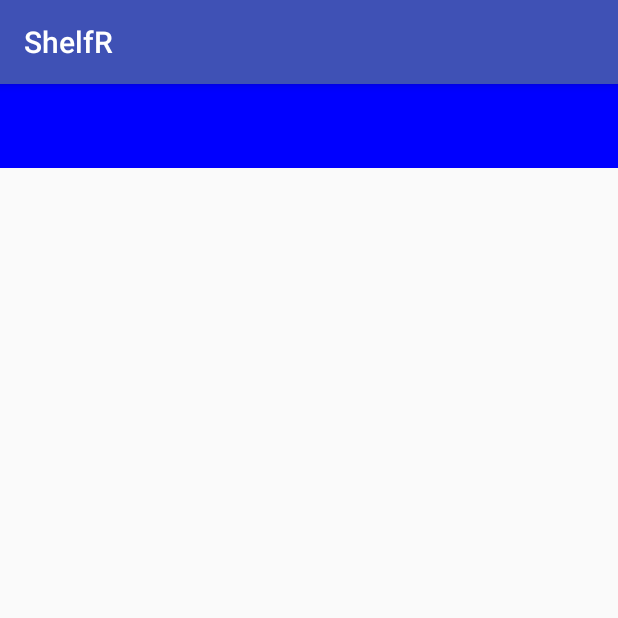
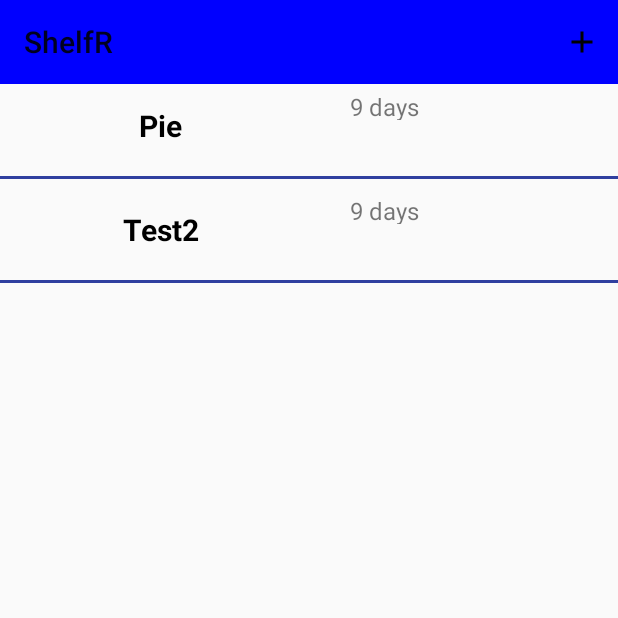
Before and after one commit to LiamLiden/ShelfR, an Android app: the screen it shows after launch (MainActivity), on a phone screen of 412 x 824 dp, the top half of it. Run offline under Robolectric (Android 15) with nearby library versions, the phone set to English and light mode, and no system bars.

Commit message:
working on popup

```diff
--- a/app/src/main/AndroidManifest.xml
+++ b/app/src/main/AndroidManifest.xml
@@ -11,7 +11,7 @@
         android:label="@string/app_name"
         android:roundIcon="@mipmap/ic_launcher_round"
         android:supportsRtl="true"
-        android:theme="@style/AppTheme">
+        android:theme="@style/Theme.AppCompat.Light.NoActionBar">
 
         <activity android:name=".MainActivity">
             <intent-filter>
--- a/app/src/main/java/com/example/leeseoye/shelfr/MainActivity.java
+++ b/app/src/main/java/com/example/leeseoye/shelfr/MainActivity.java
@@ -1,4 +1,7 @@
 package com.example.leeseoye.shelfr;
+
+import android.app.DialogFragment;
+import android.app.FragmentManager;
 
 import android.app.NotificationChannel;
 import android.app.NotificationManager;
@@ -12,28 +15,36 @@ import android.graphics.Typeface;
 import android.os.Build;
 import android.support.v4.app.NotificationCompat;
 import android.support.v7.app.AppCompatActivity;
+import android.support.v7.widget.Toolbar;
 import android.os.Bundle;
 import android.util.Log;
+import android.view.Menu;
+import android.view.MenuInflater;
 import android.view.MenuItem;
+import android.view.View;
 import android.widget.ListView;
 import android.widget.TextView;
-import android.widget.Toast;
+import android.widget.AdapterView;
+import android.widget.ArrayAdapter;
+import android.widget.EditText;
 
-import java.util.Calendar;
-import java.util.TimeZone;
-
-import android.view.View;
-import android.support.v7.widget.Toolbar;
+import java.io.BufferedWriter;
+import java.io.File;
+import java.io.FileWriter;
+import java.io.IOException;
 
 import java.util.ArrayList;
+import java.util.Scanner;
 
-public class MainActivity extends AppCompatActivity {
+
+public class MainActivity extends AppCompatActivity implements AddDialog.NoticeDialogListener{
 
     ListView listView;
     CustomAdapter adapter;
-    ArrayList<Ingredient> ingredientList;
+    ArrayList <Ingredient> ingredientList;
     SharedPreferences sharedPref;
     Toolbar myToolBar;
+    int index;
 
     private NotificationReceiver Receiver = new NotificationReceiver();
     private static final String ACTION_NOTIFICATION = "com.leeseoye.shelfr.ACTION_NOTIFICATION";
@@ -41,26 +52,31 @@ public class MainActivity extends AppCompatActivity {
 
     @Override
     protected void onCreate(Bundle savedInstanceState) {
+
+        Log.d("main", "before create");
         super.onCreate(savedInstanceState);
         setContentView(R.layout.activity_main);
+        Log.d("main", "after super");
 
         myToolBar = findViewById(R.id.my_toolbar);
         myToolBar.setBackgroundColor(Color.BLUE);
         setSupportActionBar(myToolBar);
 
         //listView header design
-        TextView textHeader = new TextView(this);
+       /* TextView textHeader = new TextView(this);
         textHeader.setText(R.string.app_name);
         textHeader.setTextSize(24);
-        textHeader.setTypeface(null, Typeface.BOLD);
+        textHeader.setTypeface(null, Typeface.BOLD);*/
+
+        registerReceiver(Receiver, new IntentFilter(ACTION_NOTIFICATION));
+        createNotificationChannel(this);
 
         ingredientList = new ArrayList<Ingredient>();
         ingredientList.add(new Ingredient("fridge", 10, 1, "Pie", this));
         ingredientList.add(new Ingredient("fridge", 10, 1, "Test2", this));
 
         listView = (ListView) findViewById(R.id.LV);
-        listView.addHeaderView(textHeader);
-        /*
+        //listView.addHeaderView(textHeader);
         myToolBar.setOnMenuItemClickListener(new Toolbar.OnMenuItemClickListener(){
             @Override
             public boolean onMenuItemClick(MenuItem item) {
@@ -70,11 +86,12 @@ public class MainActivity extends AppCompatActivity {
                         // User chose the "Settings" item, show the app settings UI...
                         myToolBar.setTitle("Change");
                         showAddDialog();
+
                         return true;
 
                     case R.id.action_search:
-                        Intent intent = new Intent(MainActivity.this, TestActivity.class);
-                        startActivity(intent);
+                        //Intent intent = new Intent(MainActivity.this, TestActivity.class);
+                        // startActivity(intent);
                         // User chose the "Favorite" action, mark the current item
                         // as a favorite...
                         return true;
@@ -86,33 +103,70 @@ public class MainActivity extends AppCompatActivity {
                 }
             }
         });
-        */
 
-        registerReceiver(Receiver, new IntentFilter(ACTION_NOTIFICATION));
-        createNotificationChannel(this);
-
-//        SharedPreferences sharedPref = this.getPreferences(Context.MODE_PRIVATE);
-//        String name = null;
-//        String fileName = sharedPref.getString("file", name);
-//        if (fileName != null) {
-//            try {
-//                Scanner scan = new Scanner(new File(fileName));
-//                while(scan.hasNext()){
-//                stringList.add(scan.nextLine());
-//                }
-//            }
-//            catch (IOException e){
-//                Toast.makeText(this, "ERROR: FILE COULD NOT BE READ", Toast.LENGTH_LONG);
-//            }
-//        }
+        listView.setOnItemClickListener(new AdapterView.OnItemClickListener() {
+            @Override
+            public void onItemClick(AdapterView<?> adapterView, View view, int i, long l) {
+                Ingredient currentEvent = ingredientList.get(i);
+                if(i ==0){
+                    myToolBar.setBackgroundColor(Color.YELLOW);
+                }
+                else if(i == 1){
+                    myToolBar.setBackgroundColor(Color.GREEN);
+                }
+                myToolBar.setTitle(currentEvent.getName());
+            }
+        });
 
 
-        //refresh();
-
+        refresh();
 
     }
 
-        public static void createNotificationChannel(Context context) {
+
+    public boolean onCreateOptionsMenu(Menu menu) {
+        // Inflate the menu items for use in the action bar
+        MenuInflater inflater = getMenuInflater();
+        inflater.inflate(R.menu.add_button, menu);
+        return super.onCreateOptionsMenu(menu);
+    }
+
+    public void refresh(){
+        adapter = new CustomAdapter(this, R.layout.activity_listview, ingredientList);
+        listView.setAdapter(adapter);
+    }
+
+    public void showAddDialog() {
+        // Create an instance of the dialog fragment and show it
+        DialogFragment dialog = new AddDialog();
+        FragmentManager f = getFragmentManager();
+        dialog.show(f, "AddDialog");
+
+    }
+
+
+    @Override
+    public void onDialogPositiveClick() {
+        //String a = ((EditText) s.getDialog().getOwnerActivity().findViewById(R.id.text_box)).getText().toString();
+        // addNewItem(AddDialog.editText.getText().toString());
+        //  AddDialog.editText = null;
+        //   addNewItem(s);
+        ingredientList.get(index).reduceAmount();
+        refresh();
+    }
+
+    @Override
+    public void onDialogNeutralClick(){
+        ingredientList.remove(index);
+        refresh();
+    }
+
+    @Override
+    public void onDialogNegativeClick() {
+
+    }
+
+    public static void createNotificationChannel(Context context) {
         // Create the NotificationChannel, but only on API 26+ because
         // the NotificationChannel class is new and not in the support library
         if (Build.VERSION.SDK_INT >= Build.VERSION_CODES.O) {
@@ -127,12 +181,6 @@ public class MainActivity extends AppCompatActivity {
         }
     }
 
-
-    public void refresh(){
-        adapter = new CustomAdapter(this, R.layout.activity_listview, ingredientList);
-        listView.setAdapter(adapter);
-    }
-
     public void onReceive(View view){
         Intent intent = getIntent();
         Bundle bundle = intent.getExtras();
@@ -145,5 +193,4 @@ public class MainActivity extends AppCompatActivity {
 
 
 
-
 }
--- /dev/null
+++ b/app/src/main/res/drawable-xhdpi/ic_add_black_24dp.xml
@@ -0,0 +1,9 @@
+<vector xmlns:android="http://schemas.android.com/apk/res/android"
+        android:width="24dp"
+        android:height="24dp"
+        android:viewportWidth="24.0"
+        android:viewportHeight="24.0">
+    <path
+        android:fillColor="#FF000000"
+        android:pathData="M19,13h-6v6h-2v-6H5v-2h6V5h2v6h6v2z"/>
+</vector>
--- /dev/null
+++ b/app/src/main/res/drawable-xhdpi/ic_search_black_24dp.xml
@@ -0,0 +1,9 @@
+<vector xmlns:android="http://schemas.android.com/apk/res/android"
+        android:width="24dp"
+        android:height="24dp"
+        android:viewportWidth="24.0"
+        android:viewportHeight="24.0">
+    <path
+        android:fillColor="#FF000000"
+        android:pathData="M15.5,14h-0.79l-0.28,-0.27C15.41,12.59 16,11.11 16,9.5 16,5.91 13.09,3 9.5,3S3,5.91 3,9.5 5.91,16 9.5,16c1.61,0 3.09,-0.59 4.23,-1.57l0.27,0.28v0.79l5,4.99L20.49,19l-4.99,-5zM9.5,14C7.01,14 5,11.99 5,9.5S7.01,5 9.5,5 14,7.01 14,9.5 11.99,14 9.5,14z"/>
+</vector>
--- /dev/null
+++ b/app/src/main/res/menu/add_button.xml
@@ -0,0 +1,19 @@
+<?xml version="1.0" encoding="utf-8"?>
+<menu xmlns:android="http://schemas.android.com/apk/res/android"
+    xmlns:app="http://schemas.android.com/apk/res-auto">
+
+    <!-- "Mark Favorite", should appear as action button if possible -->
+    <item
+        android:id="@+id/action_favorite"
+        android:icon="@drawable/ic_add_black_24dp"
+        android:title="@string/action_favorite"
+        app:showAsAction="always"/>
+    <itemic_search_black_24dp.xml
+        android:id = "@+id/action_search"
+        android:icon ="@drawable/ic_search_black_24dp"
+        android:title = "@string/action_search"
+        app:showAsAction="always"/>
+
+    <!-- Settings, should always be in the overflow -->
+
+</menu>
--- a/app/src/main/res/values/strings.xml
+++ b/app/src/main/res/values/strings.xml
@@ -3,4 +3,7 @@
     <string name="channel_name">ShelfR</string>
     <string name="app_label">ShelfR</string>
     <string name="search_hint">Enter Food Here</string>
+    <string name="action_favorite"></string>
+    <string name="action_search"></string>
+    <string name="cancel"></string>
 </resources>
```
Also changed, not shown: app/src/main/java/com/example/leeseoye/shelfr/AddDialog.java (added, +80 -0 lines), app/src/main/res/layout/dialog_add.xml (added, +13 -0 lines).
